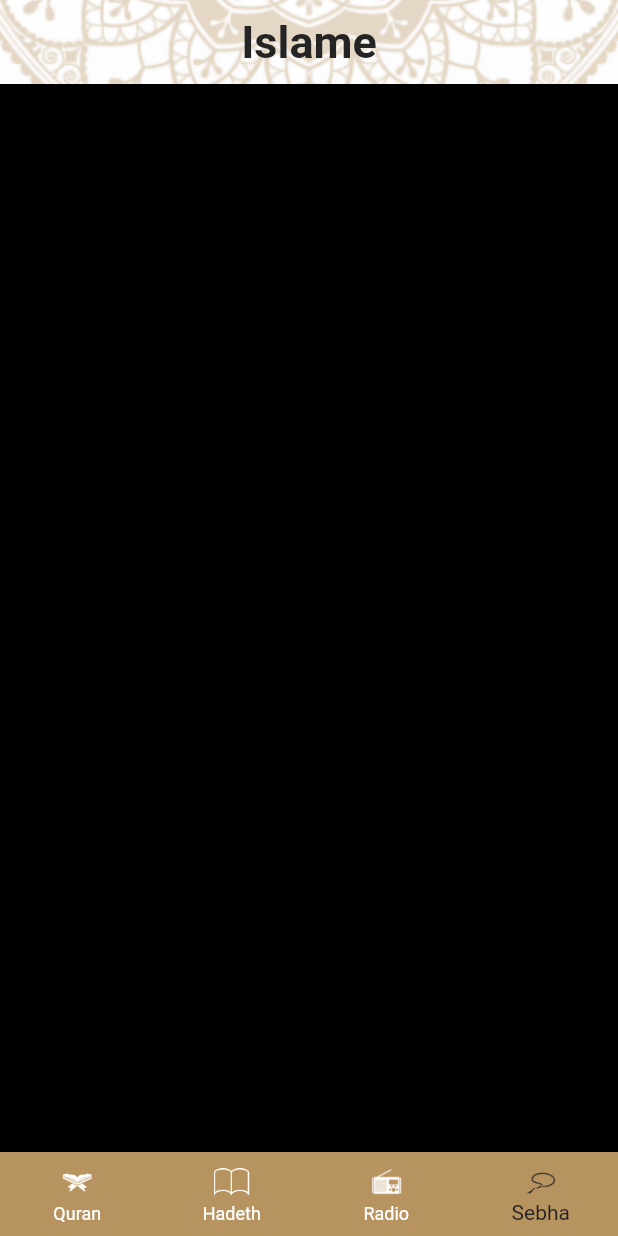
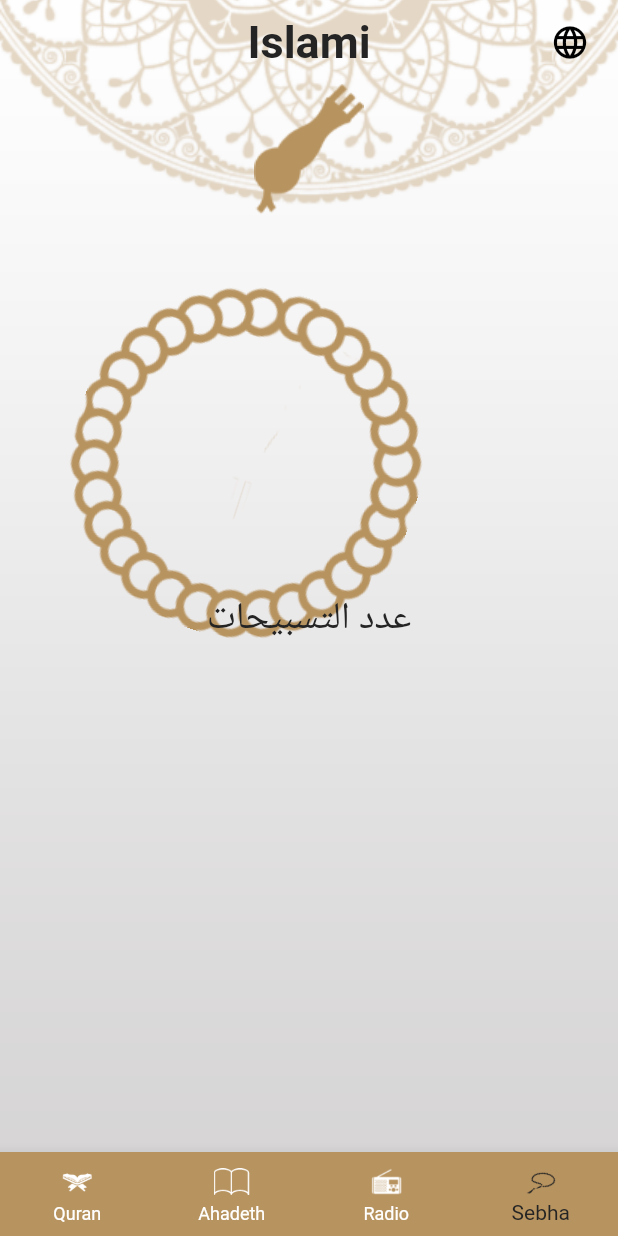
Before and after one commit to Moamen-Ashour/islami_application, a Flutter app: the screen it shows after launch, item 4 of the bottom bar chosen, on a phone screen of 412 x 824 dp. Run offline on Flutter 3.47's test engine with Material 2 defaults, Android fonts, the phone set to English and light mode, and no system bars; our stand-ins replace get; generated files the repository leaves out were written again.

Commit message:
Localization For Any Language

```diff
--- /dev/null
+++ b/l10n.yaml
@@ -0,0 +1,3 @@
+arb-dir: lib/l10n
+template-arb-file: app_en.arb
+output-localization-file: app_localizations.dart
--- /dev/null
+++ b/lib/App_translate.dart
@@ -0,0 +1,27 @@
+
+
+import 'package:get/get.dart';
+
+class AppTranslation extends Translations{
+  @override
+  // TODO: implement keys
+  Map<String, Map<String, String>> get keys =>{
+    'en':{
+      "islami": "Islami",
+      "ahadeth": "Ahadeth",
+      "radio":"Radio",
+      "quran":"Quran",
+      "sebha":"Sebha",
+      "Choose Your Language":"Choose Your Language"
+    },
+    'ar':{
+      "islami": "اسلامي",
+      "ahadeth": "احاديث",
+      "radio":"راديو",
+      "quran":"قرآن",
+      "sebha":"سبحه",
+      "Choose Your Language":"اختر لغتك"
+    }
+  };
+
+}
--- a/lib/home_screen/home.dart
+++ b/lib/home_screen/home.dart
@@ -1,6 +1,8 @@
 
-
+import 'package:flutter_gen/gen_l10n/app_localizations.dart';
 import 'package:flutter/material.dart';
+import 'package:get/get.dart';
+import 'package:get/get_core/src/get_main.dart';
 import 'package:islami_assignment_moamen/ThemeOfData.dart';
 import 'package:islami_assignment_moamen/home_screen/home_screen_tabs/ahadeth_tab.dart';
 import 'package:islami_assignment_moamen/home_screen/home_screen_tabs/quran_tab.dart';
@@ -9,6 +11,8 @@ import 'package:islami_assignment_moamen/home_screen/home_screen_tabs/sebha_tab.
 
 class Home extends StatefulWidget {
 
+
+
   static const String routeName = "Home";
 
   @override
@@ -16,6 +20,62 @@ class Home extends StatefulWidget {
 }
 
 class _HomeState extends State<Home> {
+
+
+
+  final locales2 = [
+    Locale('ar'),
+    Locale('en'),
+  ];
+
+
+  updateLocale( Locale locale, BuildContext context){
+    Navigator.of(context).pop();
+    Get.updateLocale(locale);
+  }
+
+
+   showLocaleDialog(BuildContext context){
+
+
+     final locales = [
+       {'name':AppLocalizations.of(context)!.arabic},
+       {'name':AppLocalizations.of(context)!.english},
+       {'name':AppLocalizations.of(context)!.newlanguage},
+       // {
+       //   'name':'Hindi',
+       //   'locale':Locale('hi','IN')
+       // },
+       // {
+       //   'name':'German',
+       //   'locale':Locale('de','DE')
+       // }
+     ];
+
+     showDialog(context: context,
+         builder: (_) => AlertDialog(
+           title: Text(AppLocalizations.of(context)!.choose),
+           content: Container(
+             width: double.maxFinite,
+             child: ListView.separated(
+               shrinkWrap: true,
+                 itemBuilder: (context,index)=> InkWell(
+                   child: Padding(
+                     padding: const EdgeInsets.all(8.0),
+                     child: Text("${locales[index]['name']}"),
+                   ),
+                    onTap: () =>  updateLocale(locales2[index],context),
+                 ),
+                 separatorBuilder: (context,index) => Divider(
+                   color: ThemeOfData.colorGold,
+                 ), itemCount: 3),
+           ),
+         ));
+   }
+
+
+
+
    int CurrentIndex = 0;
 
    List<Widget> HomeTabs = [
@@ -36,7 +96,19 @@ class _HomeState extends State<Home> {
           Scaffold(
             body: HomeTabs[CurrentIndex],
             appBar: AppBar(
-            title: Text("Islame", style: Theme.of(context).textTheme.headline1,),
+            title: Text(AppLocalizations.of(context)!.islami, style: Theme.of(context).textTheme.headline1,),
+                actions:[
+                  Padding(
+                    padding: const EdgeInsets.only(right: 8.0),
+                    child: GestureDetector(
+                    onTap: () {},
+                    child: IconButton(
+                      onPressed: () =>  showLocaleDialog(context),
+                      icon: Icon(Icons.language,
+                        size: 26.0,),
+                    ),
+                ),
+                  )],
         ),
             bottomNavigationBar: BottomNavigationBar(
               onTap: (index){
@@ -48,10 +120,10 @@ class _HomeState extends State<Home> {
               ,
               currentIndex: CurrentIndex,
               items: [
-                BottomNavigationBarItem(icon: ImageIcon(AssetImage("assets/images/icon_quran.png")), label: "Quran"),
-                BottomNavigationBarItem(icon: ImageIcon(AssetImage("assets/images/icon_hadeth.png")), label: "Hadeth"),
-                BottomNavigationBarItem(icon: ImageIcon(AssetImage("assets/images/icon_radio.png")), label: "Radio"),
-                BottomNavigationBarItem(icon: ImageIcon(AssetImage("assets/images/icon_sebha.png")), label: "Sebha"),
+                BottomNavigationBarItem(icon: ImageIcon(AssetImage("assets/images/icon_quran.png")), label: AppLocalizations.of(context)!.quran),
+                BottomNavigationBarItem(icon: ImageIcon(AssetImage("assets/images/icon_hadeth.png")), label: AppLocalizations.of(context)!.ahadeth),
+                BottomNavigationBarItem(icon: ImageIcon(AssetImage("assets/images/icon_radio.png")), label: AppLocalizations.of(context)!.radio),
+                BottomNavigationBarItem(icon: ImageIcon(AssetImage("assets/images/icon_sebha.png")), label: AppLocalizations.of(context)!.sebha),
               ],
             ),
       ),
--- a/lib/home_screen/home_screen_tabs/sebha_tab.dart
+++ b/lib/home_screen/home_screen_tabs/sebha_tab.dart
@@ -1,15 +1,56 @@
 
 
 import 'package:flutter/material.dart';
+import 'package:flutter/scheduler.dart';
+import 'package:islami_assignment_moamen/ThemeOfData.dart';
 
-class sebha extends StatelessWidget {
+class sebha extends StatefulWidget  {
 
   static const String routeName = "sebha";
 
   @override
+  State<sebha> createState() => _sebhaState();
+
+
+}
+
+class _sebhaState extends State<sebha> with TickerProviderStateMixin {
+
+  @override
   Widget build(BuildContext context) {
-    return Container(
-      color: Colors.black,
+
+    late final AnimationController _controller = AnimationController(
+      duration: const Duration(seconds: 22),
+      vsync: this,
+    )..repeat(reverse: false);
+    late final Animation<double> _animation = CurvedAnimation(
+      parent: _controller,
+      curve: Curves.linear,
+    );
+
+    @override
+    void dispose() {
+      _controller.dispose();
+      super.dispose();
+    }
+
+
+    return Column(
+      children: [
+        Center(
+          child: Image.asset("assets/images/head_sebha_logo.png"),
+        )
+        ,
+
+        RotationTransition(alignment: Alignment.topLeft,
+        turns: _animation,
+        child: Image.asset("assets/images/body_sebha_logo.png"))
+        ,
+        Center(
+          child: Text("عدد التسبيحات"
+          ,style: TextStyle(color: ThemeOfData.colorBlack,fontSize: 25),),
+        )
+      ],
     );
   }
 }
--- a/lib/main.dart
+++ b/lib/main.dart
@@ -1,23 +1,48 @@
 import 'package:flutter/material.dart';
+import 'package:get/get.dart';
+import 'package:islami_assignment_moamen/App_translate.dart';
 import 'package:islami_assignment_moamen/ThemeOfData.dart';
 import 'package:islami_assignment_moamen/home_screen/home.dart';
 import 'package:islami_assignment_moamen/home_screen/home_screen_tabs/sura_details.dart';
+import 'package:flutter_localizations/flutter_localizations.dart';
+import 'package:flutter_gen/gen_l10n/app_localizations.dart';
 
 void main() {
   runApp(MyApp());
 }
 
-class MyApp extends StatelessWidget {
+class MyApp extends StatefulWidget {
 
+  @override
+  State<MyApp> createState() => _MyAppState();
+}
+
+class _MyAppState extends State<MyApp> {
   // This widget is the root of your application.
+
+  bool status = false;
+
+
   @override
   Widget build(BuildContext context) {
-  return MaterialApp(
+  return GetMaterialApp(
+    localizationsDelegates: [
+      AppLocalizations.delegate,
+      GlobalMaterialLocalizations.delegate,
+      GlobalWidgetsLocalizations.delegate,
+      GlobalCupertinoLocalizations.delegate,
+    ],
+    supportedLocales: [
+      Locale('en',),
+      Locale('ar',),
+    ],
     initialRoute: Home.routeName,
     routes: {
       Home.routeName : (_) => Home(),
       SuraDetails.routeName : (_) => SuraDetails(),
     },
+    translations: AppTranslation(),
+    locale: Get.deviceLocale,
     debugShowCheckedModeBanner: false,
     theme: ThemeOfData.LightTheme,
     darkTheme: ThemeOfData.DarkTheme,
```
Also changed, not shown: lib/l10n/app_ar.arb (added, +11 -0 lines), lib/l10n/app_en.arb (added, +12 -0 lines), pubspec.yaml (+8 -1 lines), pubspec.lock.
